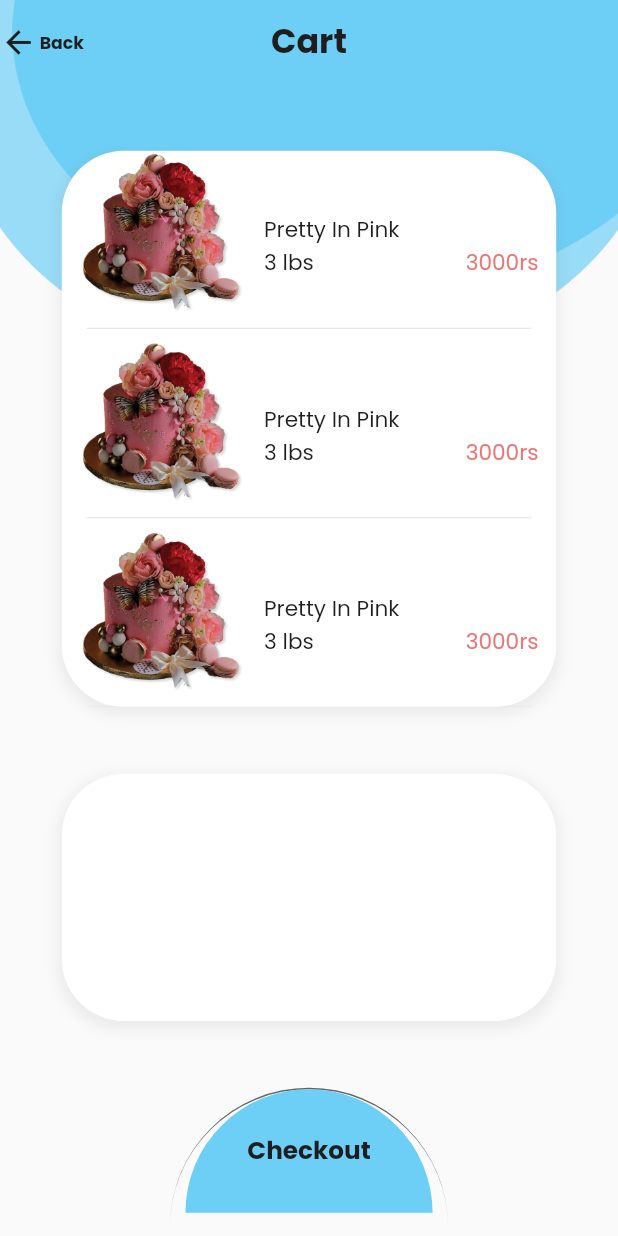
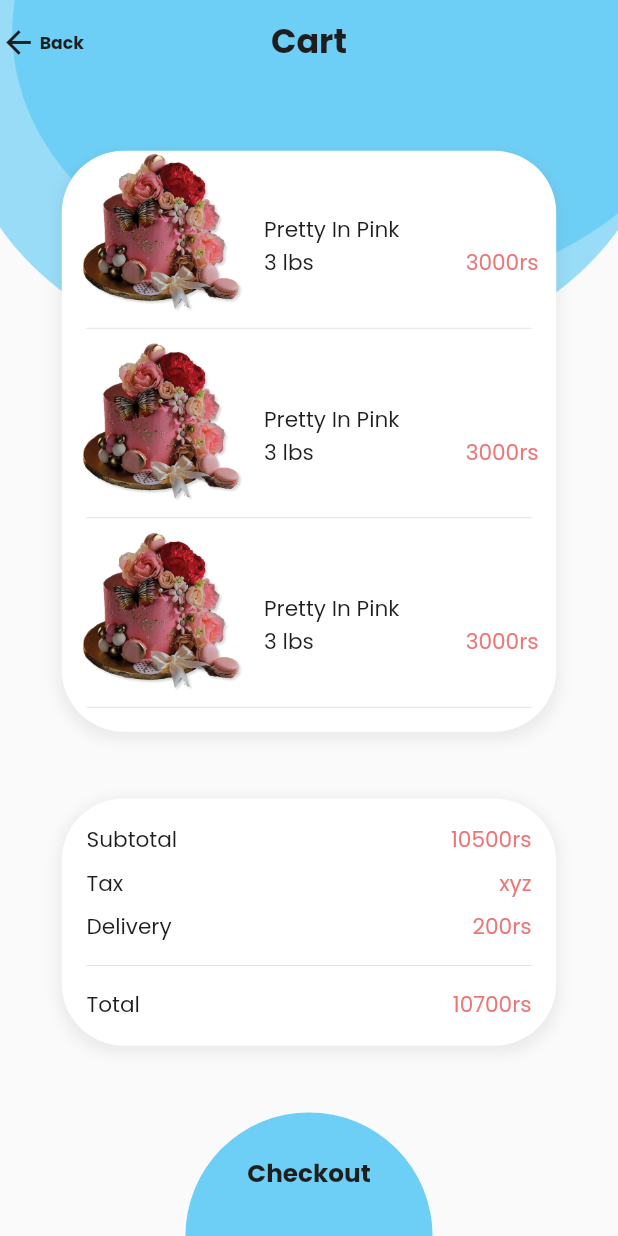
Before and after one commit to naqeeb9a/build-youe-own-cake, a Flutter app: the CartScreen screen opened directly, on a phone screen of 412 x 824 dp. Run offline on Flutter 3.47's test engine with Material 2 defaults, Android fonts, the phone set to English and light mode, and no system bars; our stand-ins replace carousel_slider, get, google_fonts, motion_toast; missing offline and left inert: flutter_scale_tap.

Commit message:
Khubaib - check out screen, cart and formfeild

```diff
--- a/lib/app screens/cart.dart
+++ b/lib/app screens/cart.dart
@@ -1,8 +1,10 @@
+import 'package:build_own_cake/app%20screens/checkout.dart';
 import 'package:build_own_cake/utils/config.dart';
 import 'package:build_own_cake/utils/dynamic_sizes.dart';
 import 'package:build_own_cake/widgets/app_bar.dart';
 import 'package:flutter/material.dart';
 
+import '../utils/app_routes.dart';
 import '../widgets/text_widget.dart';
 
 class CartScreen extends StatefulWidget {
@@ -41,7 +43,7 @@ class _CartScreenState extends State<CartScreen> {
                   appBar(context,title :"Cart"),
                   Container(
                     width: dynamicWidth(context, .8),
-                    height: dynamicHeight(context, .45),
+                    height: dynamicHeight(context, .47),
                     decoration: BoxDecoration(
                       color: myWhite,
                       borderRadius: BorderRadius.circular(dynamicWidth(context, 0.1),),
@@ -63,6 +65,7 @@ class _CartScreenState extends State<CartScreen> {
                   Container(
                     width: dynamicWidth(context, .8),
                     height: dynamicHeight(context, .2),
+                    padding: EdgeInsets.symmetric(horizontal: dynamicWidth(context, .04),vertical: dynamicHeight(context, .02)),
                     decoration: BoxDecoration(
                         color: myWhite,
                         borderRadius: BorderRadius.circular(dynamicWidth(context, 0.1),),
@@ -74,21 +77,48 @@ class _CartScreenState extends State<CartScreen> {
                             offset: Offset(0, 3), // changes position of shadow
                           ),]
                     ),
+                    child: Column(
+                      mainAxisAlignment: MainAxisAlignment.spaceBetween,
+                      children: [
+                        Row(
+                          mainAxisAlignment: MainAxisAlignment.spaceBetween,
+                          children: [
+                            text(context, "Subtotal", 0.035, myBlack),
+                            text(context, "10500rs", 0.035, myPink)
+                          ],
                         ),
-                  Container(
-                    width: dynamicWidth(context, 0.45),
-                    height: dynamicHeight(context, .12),
-                    decoration: const BoxDecoration(
-
-                      borderRadius: BorderRadius.only(
-                        topLeft: Radius.circular(100),
-                        topRight: Radius.circular(100),
+                        Row(
+                          mainAxisAlignment: MainAxisAlignment.spaceBetween,
+                          children: [
+                            text(context, "Tax", 0.035, myBlack),
+                            text(context, "xyz", 0.035, myPink)
+                          ],
                         ),
-                      border: Border(top : BorderSide(color: myGrey))
+                        Row(
+                          mainAxisAlignment: MainAxisAlignment.spaceBetween,
+                          children: [
+                            text(context, "Delivery", 0.035, myBlack),
+                            text(context, "200rs", 0.035, myPink)
+                          ],
                         ),
-                    child: Column(
+                        Divider(
+                          thickness: dynamicWidth(context, 0.0015),
+                        ),
+                        Row(
+                          mainAxisAlignment: MainAxisAlignment.spaceBetween,
                           children: [
-                        Container(
+                            text(context, "Total", 0.035, myBlack),
+                            text(context, "10700rs", 0.035, myPink)
+                          ],
+                        ),
+                      ],
+                    ),
+                  ),
+                  InkWell(
+                    onTap: () {
+                      push(context,CheckoutScreen());
+                    },
+                    child: Container(
                       width: dynamicWidth(context, 0.4),
                       height: dynamicHeight(context, .1),
                       decoration: const BoxDecoration(
@@ -100,8 +130,6 @@ class _CartScreenState extends State<CartScreen> {
 
                       ),
                       child: Center(child: text(context,"Checkout", 0.04, myBlack,bold:true)),
-                        ),
-                      ],
                     ),
                   ),
                 ],
```
Also changed, not shown: lib/app screens/checkout.dart (added, +132 -0 lines), lib/widgets/form_fields.dart (+7 -7 lines). Lines whose indentation alone changed are shown as unchanged.
